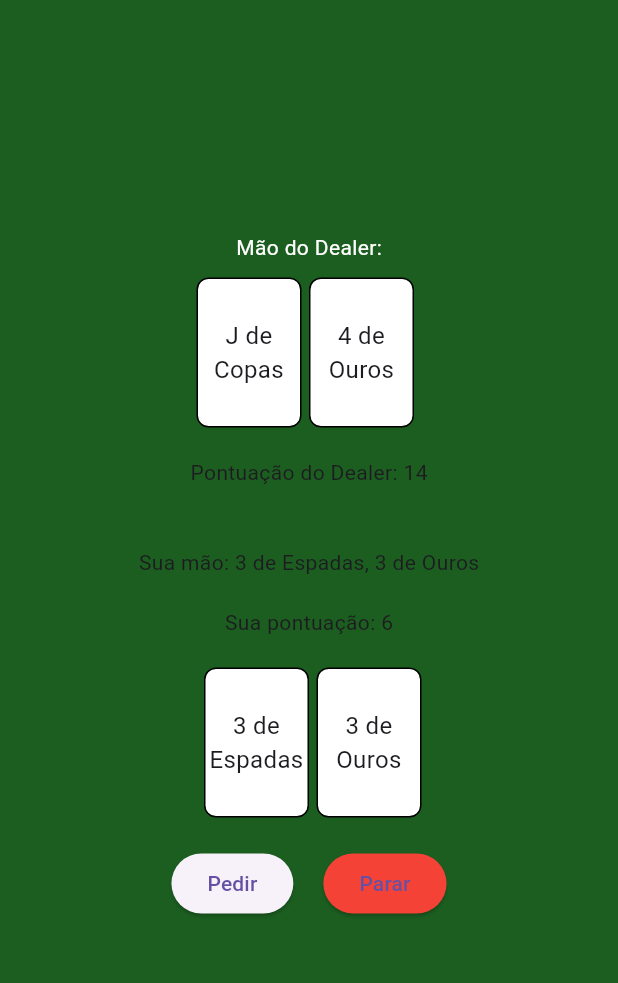
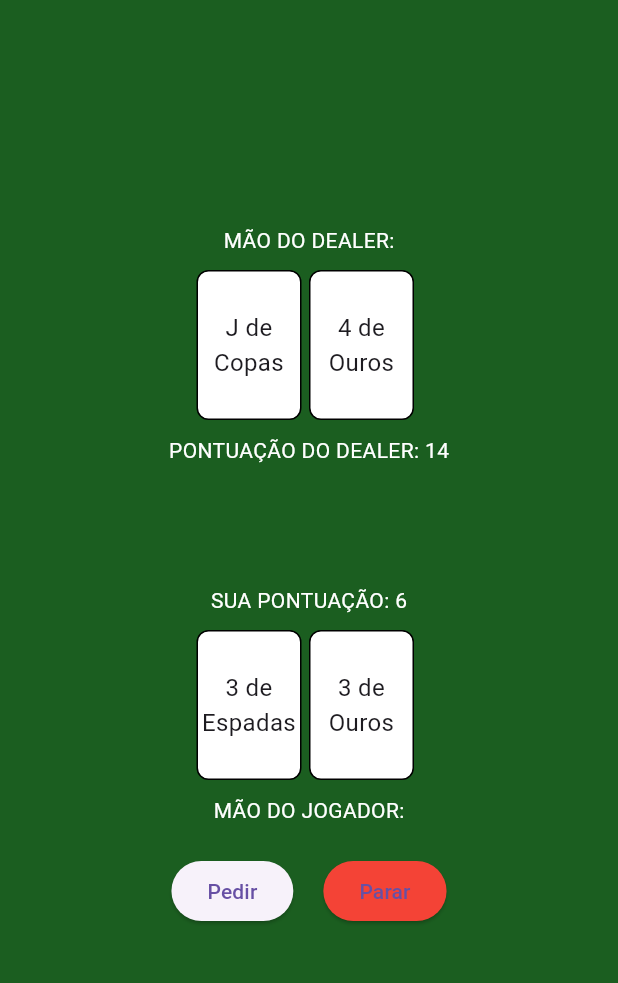
Before and after one commit to IsaacMota/api_flutter_card, a Flutter app: the screen it shows after launch, after a tap on "Verso", on a phone screen of 412 x 824 dp, the part 84-1067 px from its top. Run offline on Flutter 3.47's test engine with Material 3 defaults, Android fonts, the phone set to English and light mode, and no system bars.

Commit message:
api_flutter_card2

```diff
--- a/api_flutter/lib/main.dart
+++ b/api_flutter/lib/main.dart
@@ -4,6 +4,7 @@ void main() {
   runApp(BlackjackApp());
 }
 
+// Classe principal do aplicativo, responsável por iniciar o jogo
 class BlackjackApp extends StatelessWidget {
   @override
   Widget build(BuildContext context) {
@@ -12,32 +13,35 @@ class BlackjackApp extends StatelessWidget {
       theme: ThemeData(
         primarySwatch: Colors.blue,
       ),
-      home: BlackjackScreen(),
+      home: BlackjackScreen(), // Define a tela inicial como BlackjackScreen
     );
   }
 }
 
+// Tela principal do jogo Blackjack
 class BlackjackScreen extends StatefulWidget {
   @override
   _BlackjackScreenState createState() => _BlackjackScreenState();
 }
 
 class _BlackjackScreenState extends State<BlackjackScreen> {
-  List<String> deck = [];
-  List<String> maoJogador = [];
-  List<String> maoDealer = [];
-  int pontuacaoJogador = 0;
-  int pontuacaoDealer = 0;
-  bool fimDeJogo = false;
-  bool mostrarCartaDealer = false;
+  List<String> deck = []; // Baralho
+  List<String> maoJogador = []; // Mão do jogador
+  List<String> maoDealer = []; // Mão do dealer
+  int pontuacaoJogador = 0; // Pontuação do jogador
+  int pontuacaoDealer = 0; // Pontuação do dealer
+  bool fimDeJogo = false; // Flag indicando o fim do jogo
+  bool mostrarCartaDealer = true; // Flag para mostrar a carta do dealer
+  bool mostrarCartaJogador = false; // Flag para mostrar a carta do jogador
 
   @override
   void initState() {
     super.initState();
-    inicializarBaralho();
-    iniciarJogo();
+    inicializarBaralho(); // Inicializa o baralho
+    iniciarJogo(); // Inicia o jogo
   }
 
+  // Inicializa o baralho com todas as cartas e embaralha
   void inicializarBaralho() {
     deck = [];
     for (var naipe in ['Copas', 'Ouros', 'Paus', 'Espadas']) {
@@ -59,35 +63,39 @@ class _BlackjackScreenState extends State<BlackjackScreen> {
         deck.add('$valor de $naipe');
       }
     }
-    deck.shuffle();
+    deck.shuffle(); // Embaralha o baralho
   }
 
+  // Inicia o jogo, distribuindo duas cartas para o jogador e duas para o dealer
   void iniciarJogo() {
     maoJogador = [];
     maoDealer = [];
     pontuacaoJogador = 0;
     pontuacaoDealer = 0;
     fimDeJogo = false;
-    mostrarCartaDealer = false;
-
+    mostrarCartaDealer = true;
+    mostrarCartaJogador = false;
     for (var i = 0; i < 2; i++) {
-      maoJogador.add(deck.removeAt(0));
-      maoDealer.add(deck.removeAt(0));
+      maoJogador.add(deck.removeAt(0)); // Remove e adiciona carta ao jogador
+      maoDealer.add(deck.removeAt(0)); // Remove e adiciona carta ao dealer
     }
-    atualizarPontuacoes();
+    atualizarPontuacoes(); // Atualiza as pontuações após a distribuição inicial
   }
 
+  // Atualiza as pontuações do jogador e do dealer
   void atualizarPontuacoes() {
     pontuacaoJogador = calcularPontuacao(maoJogador);
     pontuacaoDealer = calcularPontuacao(maoDealer);
+    // Verifica se algum jogador ultrapassou 21 pontos
     if (pontuacaoJogador > 21 || pontuacaoDealer > 21) {
       setState(() {
         fimDeJogo = true;
-        mostrarCartaDealer = true;
+        mostrarCartaDealer = true; // Mostra a carta do dealer
       });
     }
   }
 
+  // Calcula a pontuação de uma mão de cartas
   int calcularPontuacao(List<String> mao) {
     var pontuacao = 0;
     var ases = 0;
@@ -102,6 +110,7 @@ class _BlackjackScreenState extends State<BlackjackScreen> {
         pontuacao += int.parse(valor);
       }
     }
+    // Trata o valor dos Ases para evitar estouro da pontuação
     while (pontuacao > 21 && ases > 0) {
       pontuacao -= 10;
       ases -= 1;
@@ -109,28 +118,48 @@ class _BlackjackScreenState extends State<BlackjackScreen> {
     return pontuacao;
   }
 
+  // Função para o jogador pedir uma nova carta
   void pedirCarta() {
-    maoJogador.add(deck.removeAt(0));
-    atualizarPontuacoes();
-  }
-
-  void parar() {
     setState(() {
-      mostrarCartaDealer = true;
-    });
-    while (pontuacaoDealer < 17) {
-      maoDealer.add(deck.removeAt(0));
-      atualizarPontuacoes();
-    }
-    setState(() {
-      fimDeJogo = true;
+      mostrarCartaJogador = true; // Revela a carta do jogador
+      maoJogador.add(deck.removeAt(0)); // Adiciona uma carta ao jogador
+      atualizarPontuacoes(); // Atualiza as pontuações
     });
   }
 
+  // Função para o jogador parar de pedir cartas
+  void parar() {
+    setState(() {
+      mostrarCartaDealer = true; // Mostra a carta do dealer
+    });
+    // Dealer pede cartas até atingir pelo menos 17 pontos
+    while (pontuacaoDealer < 17) {
+      maoDealer.add(deck.removeAt(0)); // Adiciona uma carta ao dealer
+      atualizarPontuacoes(); // Atualiza as pontuações
+    }
+    setState(() {
+      fimDeJogo = true; // Marca o fim do jogo
+    });
+  }
+
+  // Reinicia o jogo
   void novoJogo() {
     setState(() {
-      iniciarJogo();
+      iniciarJogo(); // Reinicia o jogo
     });
+  }
+
+  // Função para calcular o resultado da partida
+  String getResultadoPartida() {
+    if (pontuacaoJogador > 21 ||
+        (pontuacaoDealer <= 21 && pontuacaoDealer > pontuacaoJogador)) {
+      return 'DEALER VENCEU! :(';
+    } else if (pontuacaoDealer > 21 ||
+        (pontuacaoJogador <= 21 && pontuacaoJogador > pontuacaoDealer)) {
+      return 'VOCÊ VENCEU! :)';
+    } else {
+      return 'EMPATE';
+    }
   }
 
   @override
@@ -139,16 +168,19 @@ class _BlackjackScreenState extends State<BlackjackScreen> {
       appBar: AppBar(
         title: Text('Blackjack'),
       ),
-      backgroundColor: Colors.green[900], // Definindo o fundo verde escuro
+      backgroundColor: Colors.green[900],
       body: Center(
         child: Column(
           mainAxisAlignment: MainAxisAlignment.center,
           children: <Widget>[
-            Text('Mão do Dealer:', style: TextStyle(color: Colors.white)),
+            // Título da mão do dealer
+            Text('MÃO DO DEALER:', style: TextStyle(color: Colors.white)),
             SizedBox(height: 10),
+// Cartas do dealer
             Row(
               mainAxisAlignment: MainAxisAlignment.center,
               children: [
+                // Lógica para mostrar a carta ou o verso
                 if (!mostrarCartaDealer)
                   GestureDetector(
                     onTap: () {
@@ -159,33 +191,86 @@ class _BlackjackScreenState extends State<BlackjackScreen> {
                     child: CardWidget(carta: 'Verso'),
                   )
                 else
-                  CardWidget(carta: maoDealer[0]),
-                SizedBox(width: 5),
-                if (mostrarCartaDealer)
-                  for (var i = 1; i < maoDealer.length; i++) ...[
-                    CardWidget(carta: maoDealer[i]),
+                  for (var carta in maoDealer) ...[
+                    CardWidget(carta: carta),
                     SizedBox(width: 5),
                   ],
               ],
             ),
-            SizedBox(height: 20),
+            SizedBox(height: 10),
+// Pontuação do dealer abaixo das cartas do dealer
             Text(
-                'Pontuação do Dealer: ${mostrarCartaDealer ? pontuacaoDealer : '?'}'),
+                'PONTUAÇÃO DO DEALER: ${mostrarCartaDealer ? pontuacaoDealer : '?'}',
+                style: TextStyle(color: Colors.white)),
             SizedBox(height: 40),
-            Text('Sua mão: ${maoJogador.join(', ')}'),
-            SizedBox(height: 20),
-            Text('Sua pontuação: $pontuacaoJogador'),
-            SizedBox(height: 20),
-            Row(
+            // Mensagem de fim de jogo
+            if (fimDeJogo)
+              Padding(
+                padding: const EdgeInsets.symmetric(horizontal: 40),
+                child: Center(
+                  child: Text(
+                    '${getResultadoPartida()}',
+                    style: TextStyle(
+                      color: Colors.white,
+                      fontWeight: FontWeight.bold,
+                      fontSize: 20,
+                    ),
+                    textAlign: TextAlign.center,
+                  ),
+                ),
+              ),
+
+            SizedBox(height: 40), // Adiciona um pequeno espaçamento vertical
+
+// Mão do jogador
+            Column(
               mainAxisAlignment: MainAxisAlignment.center,
               children: [
-                for (var carta in maoJogador) ...[
-                  SizedBox(width: 5),
-                  CardWidget(carta: carta),
-                ],
+                // Pontuação do jogador acima das cartas
+                Padding(
+                  padding: EdgeInsets.only(
+                      bottom: 10), // Adiciona espaço apenas na parte inferior
+                  child: Text(
+                    'SUA PONTUAÇÃO: ${mostrarCartaDealer ? pontuacaoJogador : '?'}',
+                    style: TextStyle(color: Colors.white),
+                  ),
+                ),
+                // Cartas do jogador
+                Row(
+                  mainAxisAlignment: MainAxisAlignment.center,
+                  children: [
+                    // Lógica para mostrar a carta ou o verso
+                    if (!mostrarCartaJogador)
+                      GestureDetector(
+                        onTap: () {
+                          setState(() {
+                            mostrarCartaJogador = true;
+                          });
+                        },
+                        child: CardWidget(carta: 'Verso'),
+                      )
+                    else
+                      for (var carta in maoJogador) ...[
+                        CardWidget(carta: carta),
+                        SizedBox(width: 5),
+                      ],
+                  ],
+                ),
+                SizedBox(
+                  height:
+                      10, // Adiciona um espaço entre as cartas e o texto "Mão do jogador"
+                ),
+                // Texto "Mão do jogador"
+                Text(
+                  'MÃO DO JOGADOR:',
+                  style: TextStyle(color: Colors.white),
+                ),
               ],
             ),
+
             SizedBox(height: 20),
+
+            // Botões de ação
             if (!fimDeJogo)
               Row(
                 mainAxisAlignment: MainAxisAlignment.center,
@@ -203,14 +288,10 @@ class _BlackjackScreenState extends State<BlackjackScreen> {
                   ),
                 ],
               ),
+            // Botão para novo jogo após o fim da partida
             if (fimDeJogo)
               Column(
                 children: [
-                  Text(
-                    'Fim de Jogo! ${pontuacaoJogador > 21 || (pontuacaoDealer <= 21 && pontuacaoDealer > pontuacaoJogador) ? 'Dealer venceu!' : 'Você venceu!'}',
-                    style: TextStyle(fontWeight: FontWeight.bold),
-                  ),
-                  SizedBox(height: 20),
                   ElevatedButton(
                     onPressed: novoJogo,
                     child: Text('Novo Jogo'),
@@ -224,6 +305,7 @@ class _BlackjackScreenState extends State<BlackjackScreen> {
   }
 }
 
+// Widget para exibir uma carta
 class CardWidget extends StatelessWidget {
   final String carta;
 
```
